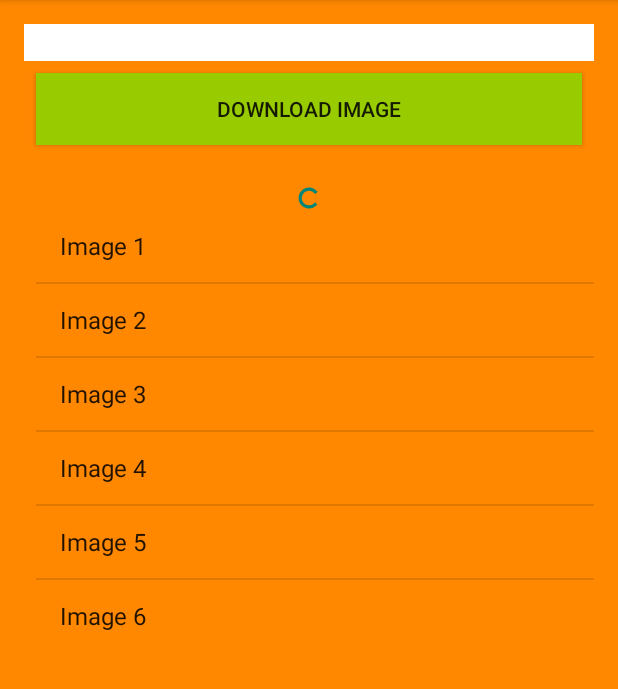
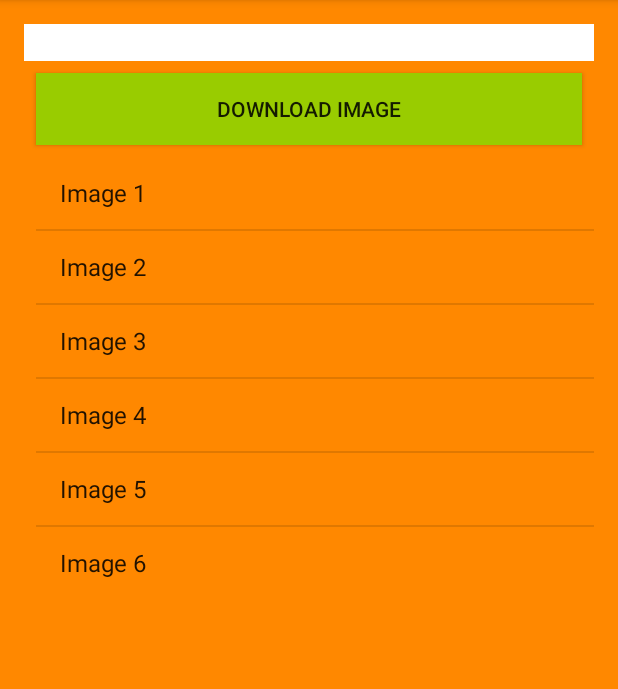
Before and after one commit to Qleoz12/Multithreading_SlideNerd, an Android app: the screen it shows after launch (MainActivity), on a phone screen of 412 x 824 dp, the part 84-773 px from its top. Run offline under Robolectric (Android 15) with nearby library versions, the phone set to English and light mode, and no system bars.

Commit message:
Code at Video 10 Finished

```diff
--- a/app/src/main/res/layout/activity_main.xml
+++ b/app/src/main/res/layout/activity_main.xml
@@ -7,7 +7,8 @@
     android:paddingLeft="@dimen/activity_horizontal_margin"
     android:paddingRight="@dimen/activity_horizontal_margin"
     android:paddingTop="@dimen/activity_vertical_margin"
-    tools:context=".MainActivity">
+    tools:context=".MainActivity"
+    >
 
     <EditText
         android:id="@+id/downLoadURL"
@@ -38,6 +39,7 @@
         android:layout_width="match_parent"
         android:layout_height="wrap_content"
         android:layout_below="@+id/downLoadImage"
+        android:visibility="gone"
         android:orientation="vertical"
         >
 
```
Also changed, not shown: app/src/main/java/com/slidenerd/multithreading/MainActivity.java (+18 -0 lines).
